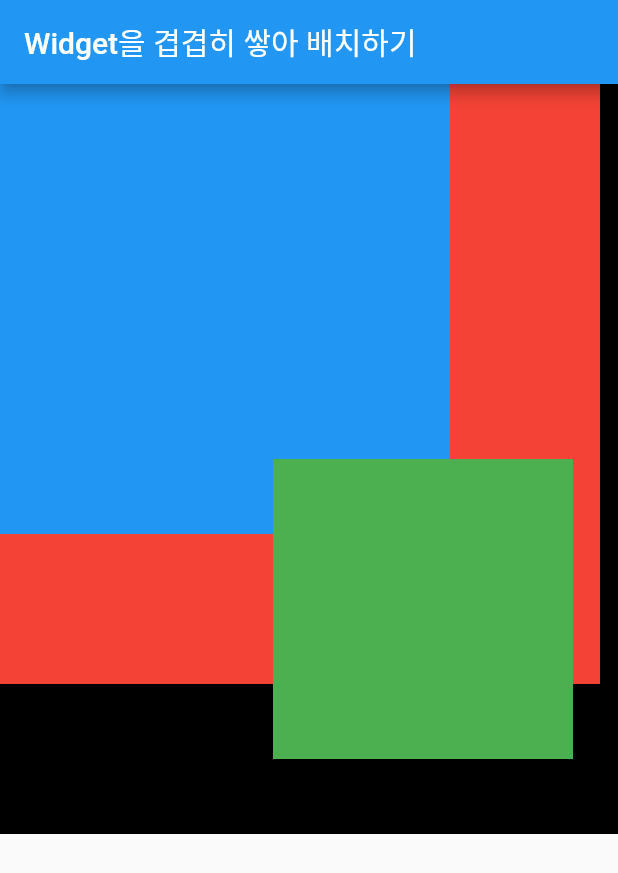
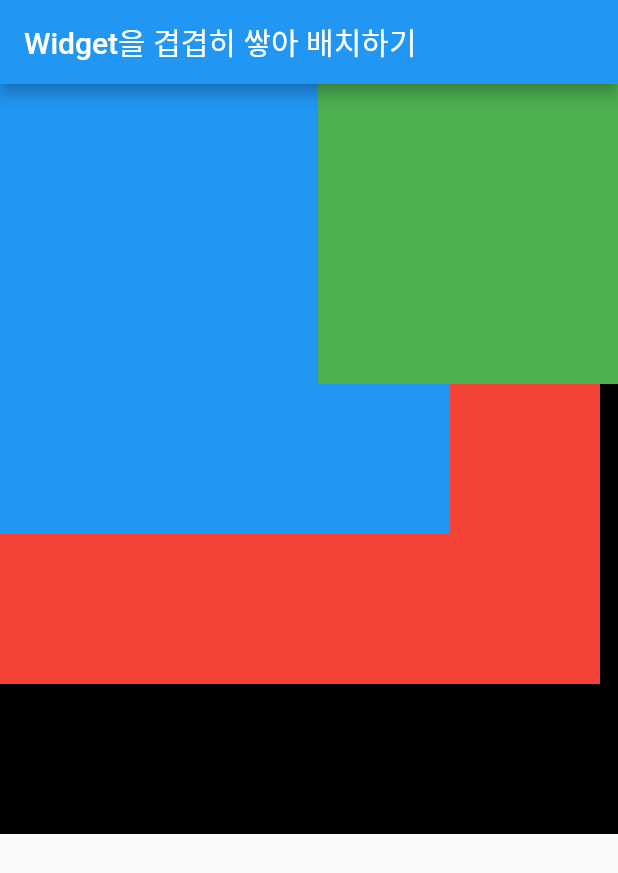
Before and after one commit to khanian/flutter_layout_example, a Flutter app: the screen it shows after launch, on a phone screen of 412 x 824 dp. Shown: the top 873 px of the screen. Run offline on Flutter 3.47's test engine with Material 2 defaults, Android fonts, the phone set to English and light mode, and no system bars.

Commit message:
widget stack Align

```diff
--- a/lib/main.dart
+++ b/lib/main.dart
@@ -40,9 +40,8 @@ class Body extends StatelessWidget {
           height: 300,
           color: Colors.blue,
         ),
-        Positioned(
-          bottom: 50,
-          right: 30,
+        Align(
+          alignment: Alignment.topRight,
           child: Container(
             width: 200,
             height: 200,
```
